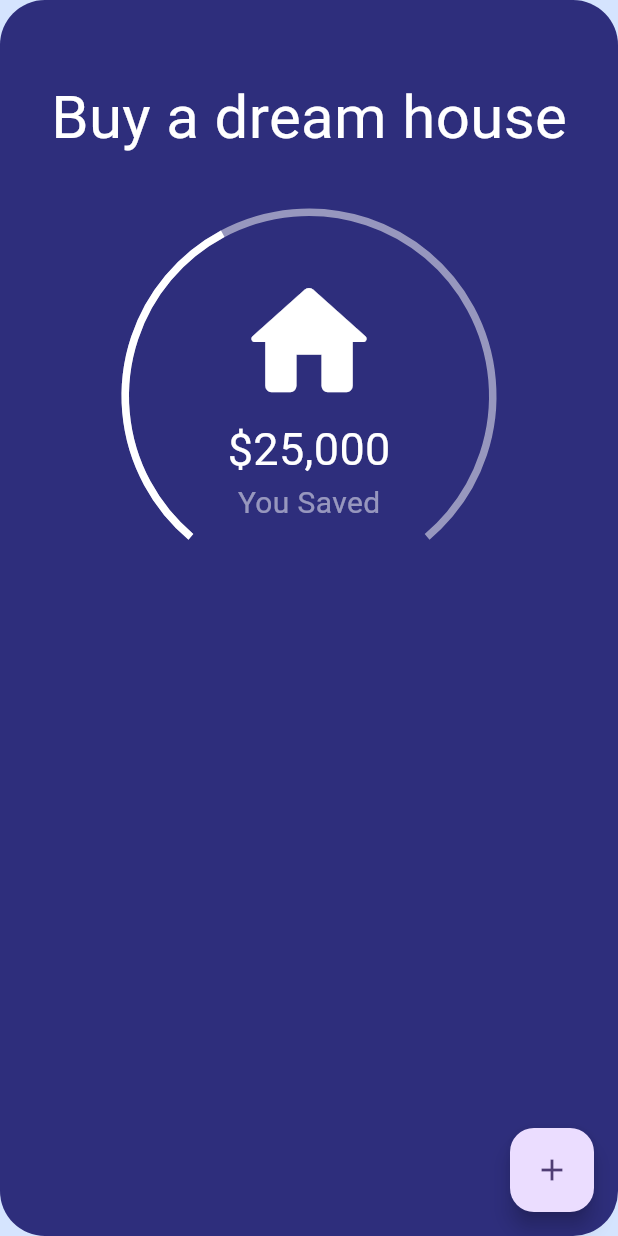
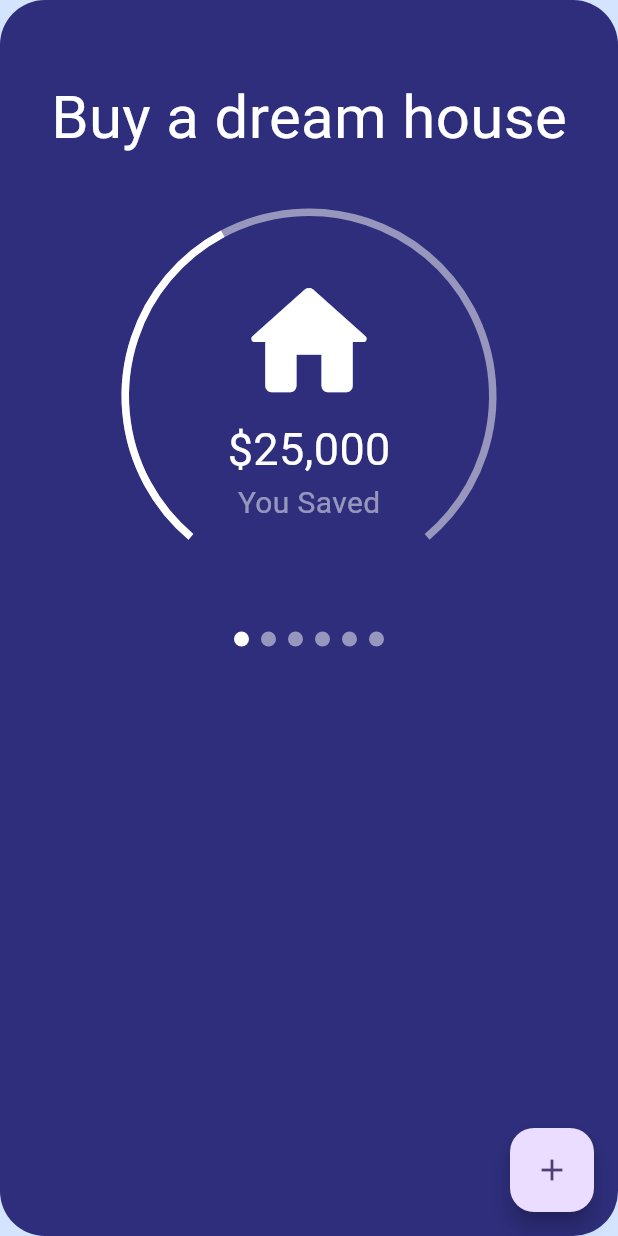
Before and after one commit to MohammedMubashirKhan/BudgetTracker, a Flutter app: the screen it shows after launch, on a phone screen of 412 x 824 dp. Run offline on Flutter 3.47's test engine with Material 2 defaults, Android fonts, the phone set to English and light mode, and no system bars; drawn by our look-alikes of percent_indicator, smooth_page_indicator; our stand-ins replace get.

```diff
--- a/lib/app/modules/home/views/home_view.dart
+++ b/lib/app/modules/home/views/home_view.dart
@@ -2,6 +2,7 @@ import 'package:budget_tracker_app/app/modules/home/widgets/goal_rogress_indicat
 import 'package:flutter/material.dart';
 
 import 'package:get/get.dart';
+import 'package:smooth_page_indicator/smooth_page_indicator.dart';
 
 import '../controllers/home_controller.dart';
 
@@ -18,17 +19,32 @@ class HomeView extends GetView<HomeController> {
           decoration: const BoxDecoration(
             color: Color.fromRGBO(46, 46, 124, 1),
           ),
-          child: const Column(
+          child: Column(
             children: <Widget>[
               // Goal title
-              Row(
+              const Row(
                 mainAxisAlignment: MainAxisAlignment.center,
                 children: [
                   Text('Buy a dream house', style: TextStyle(fontSize: 40.0)),
                 ],
               ),
               // Goal Progress
-              GoalProgressIndicator()
+              const GoalProgressIndicator(),
+
+              // dot indicator
+              Obx(
+                () => AnimatedSmoothIndicator(
+                  activeIndex: controller.count.value,
+                  // TODO: Replace with the actual length
+                  count: 6,
+                  effect: WormEffect(
+                    activeDotColor: Colors.white,
+                    dotColor: Colors.white.withOpacity(0.5),
+                    dotHeight: 10,
+                    dotWidth: 10,
+                  ), // your preferred effect
+                ),
+              ),
             ],
           ),
         ),
--- a/pubspec.yaml
+++ b/pubspec.yaml
@@ -37,6 +37,7 @@ dependencies:
   cupertino_icons: ^1.0.2
   get: ^4.6.6
   percent_indicator: ^4.2.3
+  smooth_page_indicator: ^1.1.0
 
 dev_dependencies:
   flutter_test:
```
Also changed, not shown: pubspec.lock.
